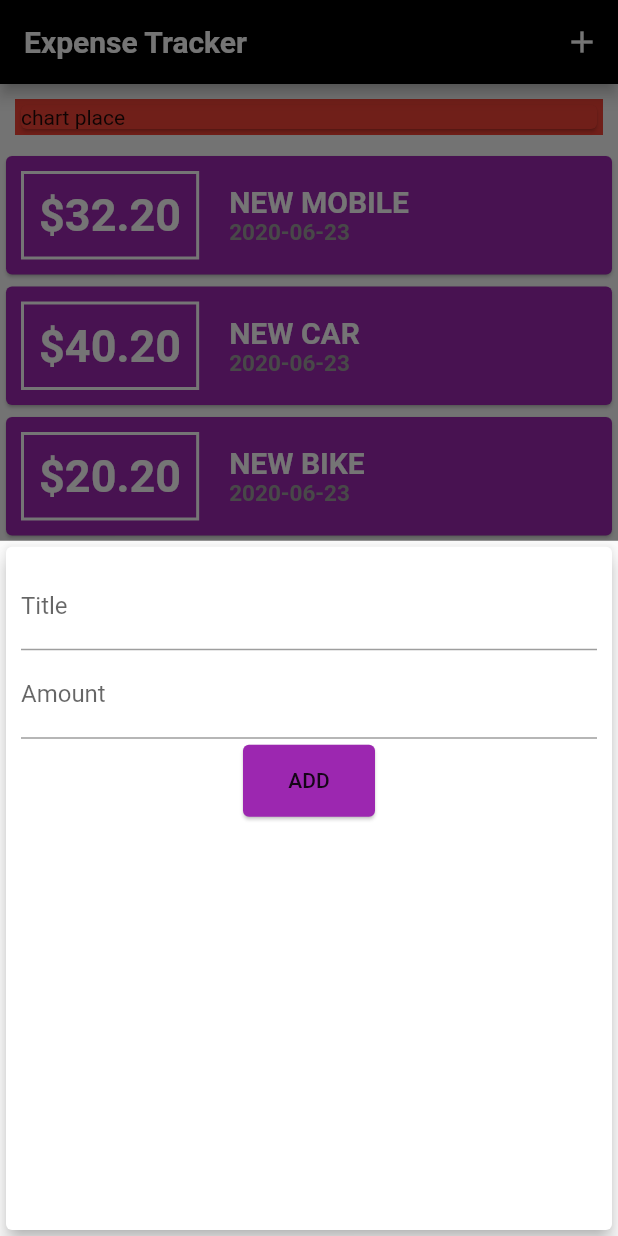
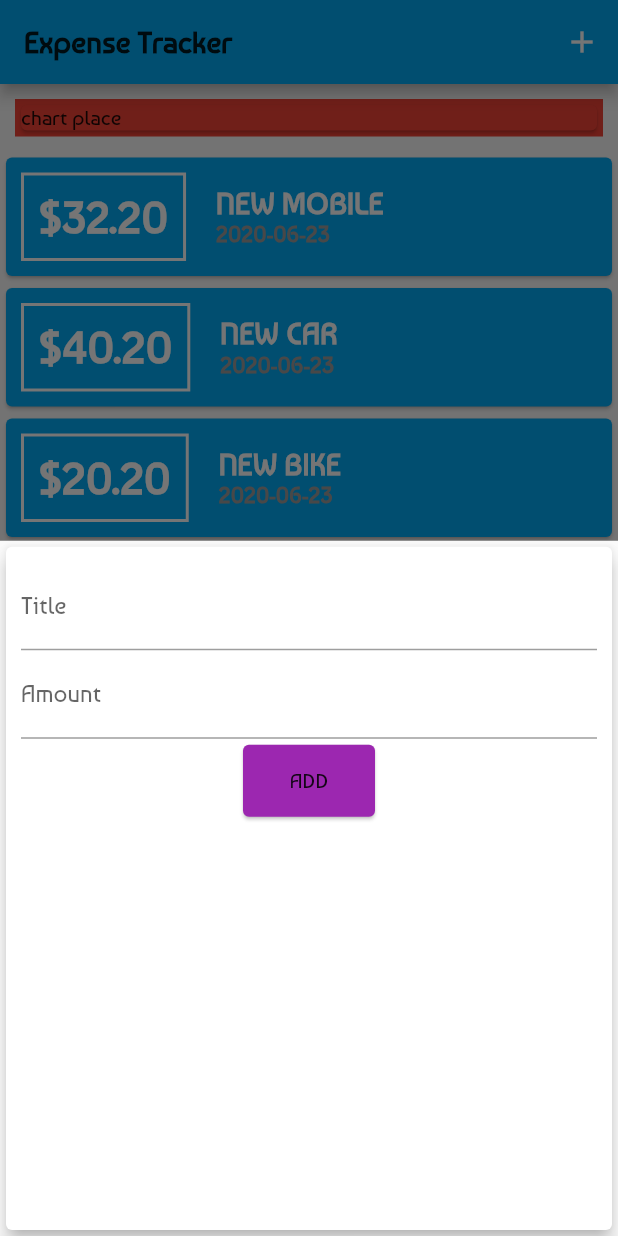
Before and after one commit to dihsarjr/ExpenseTracker, a Flutter app: the screen it shows after launch, after a tap on the "add" icon, on a phone screen of 412 x 824 dp. Run offline on Flutter 3.47's test engine with Material 2 defaults, Android fonts, the phone set to English and light mode, and no system bars.

Commit message:
themeDataDone

```diff
--- a/lib/main.dart
+++ b/lib/main.dart
@@ -13,6 +13,8 @@ class MyApp extends StatelessWidget {
   @override
   Widget build(BuildContext context) {
     return MaterialApp(
+      theme: ThemeData(
+          primarySwatch: Colors.lightBlue, fontFamily: 'Baumans-Regular'),
       home: HomePage(),
     );
   }
@@ -84,7 +86,6 @@ class _HomePageState extends State<HomePage> {
   Widget build(BuildContext context) {
     return Scaffold(
       appBar: AppBar(
-        backgroundColor: Colors.black,
         title: Text(
           'Expense Tracker',
           style: TextStyle(fontWeight: FontWeight.bold),
@@ -116,8 +117,10 @@ class _HomePageState extends State<HomePage> {
         ),
       ),
       floatingActionButton: FloatingActionButton(
-        backgroundColor: Colors.black,
-        child: Icon(Icons.add),
+        child: Icon(
+          Icons.add,
+          color: Colors.white,
+        ),
         onPressed: () => startNewTX(context),
       ),
     );
--- a/lib/widgets/new_transactions.dart
+++ b/lib/widgets/new_transactions.dart
@@ -1,13 +1,18 @@
 import 'package:flutter/material.dart';
 
-class NewTransactions extends StatelessWidget {
+class NewTransactions extends StatefulWidget {
   final Function newHandler;
   NewTransactions(this.newHandler);
 
+  @override
+  _NewTransactionsState createState() => _NewTransactionsState();
+}
+
+class _NewTransactionsState extends State<NewTransactions> {
   final titleControl = TextEditingController();
+
   final amountControl = TextEditingController();
 
-  //onPress
   void submitFunction() {
     final titleEntered = titleControl.text;
     final amountEntered = double.parse(amountControl.text);
@@ -16,10 +21,11 @@ class NewTransactions extends StatelessWidget {
       return;
     }
 
-    newHandler(
+    widget.newHandler(
       titleEntered,
       amountEntered,
     );
+    Navigator.of(context).pop();
   }
 
   @override
--- a/lib/widgets/transaction_list.dart
+++ b/lib/widgets/transaction_list.dart
@@ -13,7 +13,7 @@ class TransactionList extends StatelessWidget {
       child: ListView.builder(
         itemBuilder: (ctx, index) {
           return Card(
-            color: Colors.purple,
+            color: Theme.of(context).primaryColor,
             child: Row(
               mainAxisAlignment: MainAxisAlignment.start,
               children: <Widget>[
```
Also changed, not shown: pubspec.yaml (+4 -4 lines), fonts/Baumans-Regular.ttf (added), fonts/GreatVibes-Regular.ttf (added).
